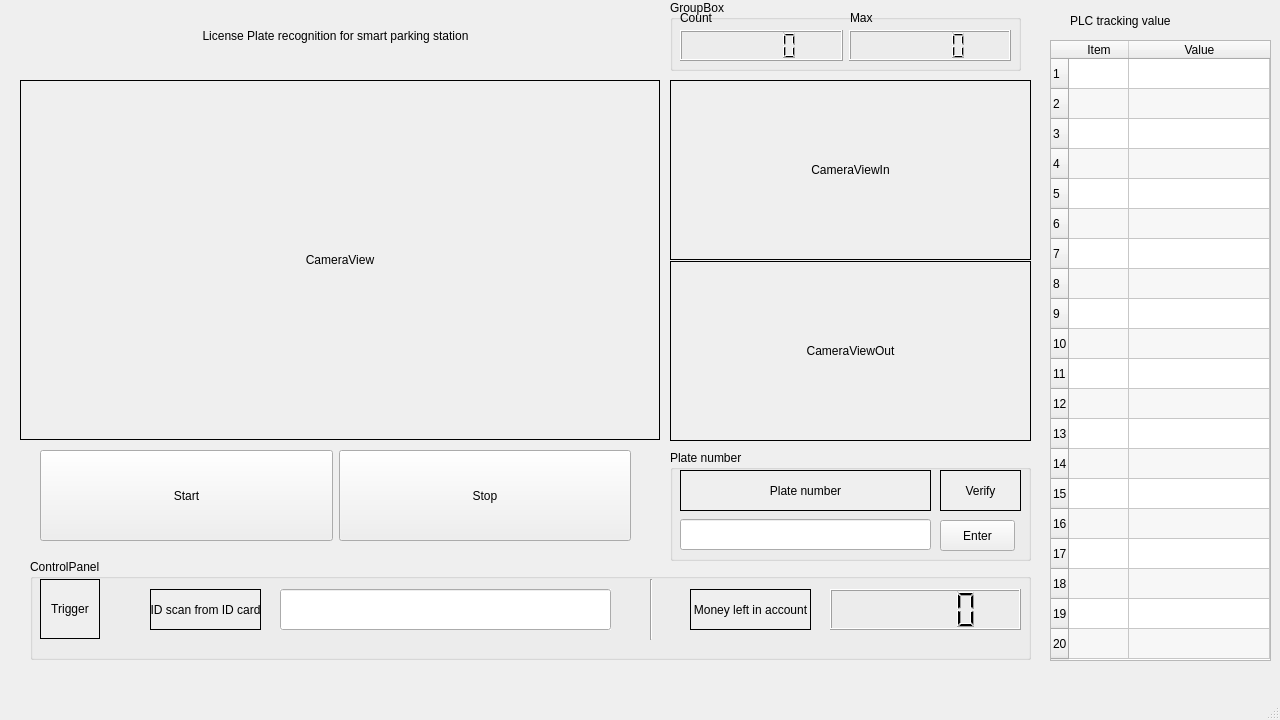
Old version of the form GUI/gui.ui in the repository hiimmuc/SmartParking.
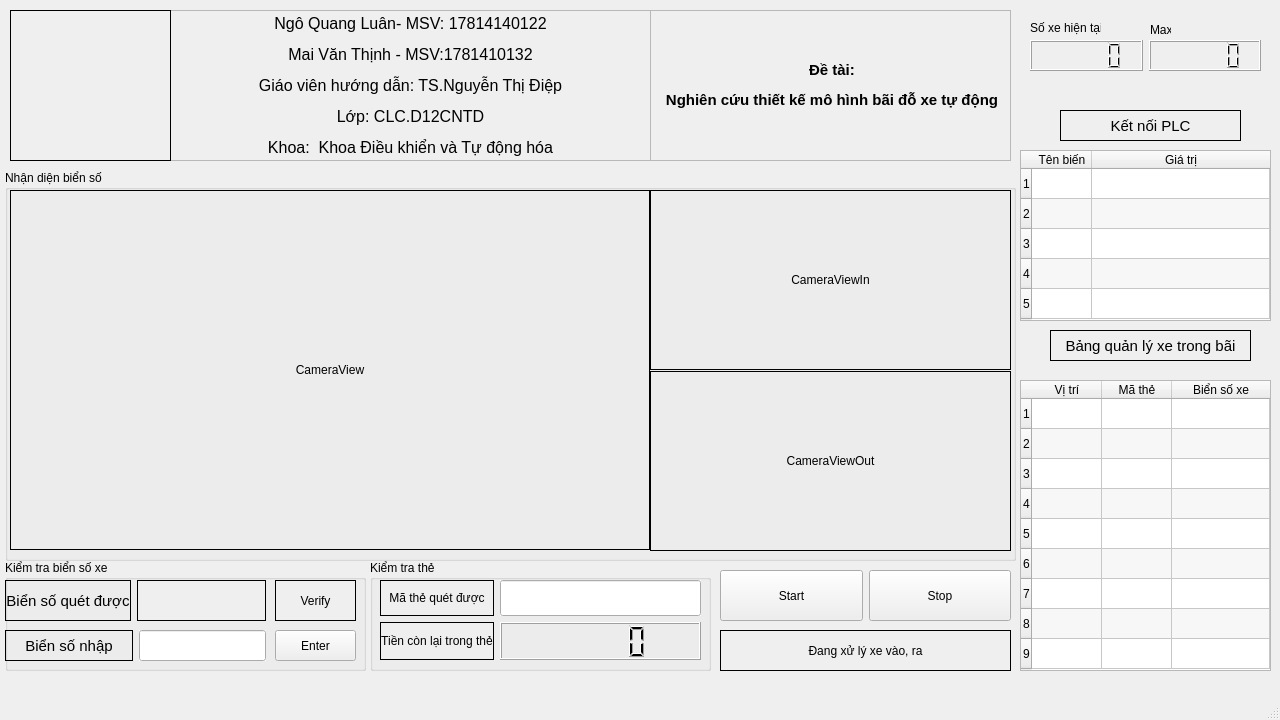
New version of the form. Icons and pictures are not drawn.

```diff
--- a/GUI/gui.ui
+++ b/GUI/gui.ui
@@ -20,8 +20,8 @@
    <widget class="QGroupBox" name="groupBox">
     <property name="geometry">
      <rect>
-      <x>20</x>
-      <y>80</y>
+      <x>10</x>
+      <y>190</y>
       <width>640</width>
       <height>360</height>
      </rect>
@@ -55,188 +55,80 @@
    <widget class="QGroupBox" name="groupBox_2">
     <property name="geometry">
      <rect>
-      <x>30</x>
-      <y>559</y>
-      <width>1001</width>
-      <height>101</height>
+      <x>370</x>
+      <y>560</y>
+      <width>341</width>
+      <height>111</height>
      </rect>
     </property>
     <property name="title">
-     <string>ControlPanel</string>
+     <string>Kiểm tra thẻ</string>
     </property>
-    <widget class="QLabel" name="ledTrigger">
+    <widget class="QWidget" name="gridLayoutWidget">
      <property name="geometry">
       <rect>
        <x>10</x>
        <y>20</y>
-       <width>60</width>
-       <height>60</height>
+       <width>321</width>
+       <height>80</height>
       </rect>
      </property>
-     <property name="autoFillBackground">
-      <bool>true</bool>
-     </property>
-     <property name="frameShape">
-      <enum>QFrame::Box</enum>
-     </property>
-     <property name="text">
-      <string>Trigger</string>
-     </property>
-     <property name="alignment">
-      <set>Qt::AlignCenter</set>
-     </property>
-     <property name="wordWrap">
-      <bool>true</bool>
-     </property>
-    </widget>
-    <widget class="QLabel" name="id">
-     <property name="geometry">
-      <rect>
-       <x>120</x>
-       <y>30</y>
-       <width>111</width>
-       <height>41</height>
-      </rect>
-     </property>
-     <property name="autoFillBackground">
-      <bool>true</bool>
-     </property>
-     <property name="frameShape">
-      <enum>QFrame::Box</enum>
-     </property>
-     <property name="text">
-      <string>ID scan from ID card</string>
-     </property>
-     <property name="alignment">
-      <set>Qt::AlignCenter</set>
-     </property>
-    </widget>
-    <widget class="QLabel" name="account">
-     <property name="geometry">
-      <rect>
-       <x>660</x>
-       <y>30</y>
-       <width>121</width>
-       <height>41</height>
-      </rect>
-     </property>
-     <property name="autoFillBackground">
-      <bool>true</bool>
-     </property>
-     <property name="frameShape">
-      <enum>QFrame::Box</enum>
-     </property>
-     <property name="text">
-      <string>Money left in account</string>
-     </property>
-     <property name="alignment">
-      <set>Qt::AlignCenter</set>
-     </property>
-    </widget>
-    <widget class="Line" name="line">
-     <property name="geometry">
-      <rect>
-       <x>620</x>
-       <y>20</y>
-       <width>3</width>
-       <height>61</height>
-      </rect>
-     </property>
-     <property name="orientation">
-      <enum>Qt::Vertical</enum>
-     </property>
-    </widget>
-    <widget class="QLCDNumber" name="MoneyLeft">
-     <property name="geometry">
-      <rect>
-       <x>800</x>
-       <y>30</y>
-       <width>191</width>
-       <height>41</height>
-      </rect>
-     </property>
-    </widget>
-    <widget class="QLineEdit" name="InputID">
-     <property name="geometry">
-      <rect>
-       <x>250</x>
-       <y>30</y>
-       <width>331</width>
-       <height>41</height>
-      </rect>
-     </property>
-     <property name="font">
-      <font>
-       <family>Segoe UI</family>
-       <pointsize>18</pointsize>
-       <weight>50</weight>
-       <bold>false</bold>
-      </font>
-     </property>
-     <property name="cursor">
-      <cursorShape>IBeamCursor</cursorShape>
-     </property>
-     <property name="autoFillBackground">
-      <bool>true</bool>
-     </property>
-     <property name="clearButtonEnabled">
-      <bool>false</bool>
-     </property>
-    </widget>
-   </widget>
-   <widget class="QGroupBox" name="groupBox_3">
-    <property name="geometry">
-     <rect>
-      <x>670</x>
-      <y>0</y>
-      <width>351</width>
-      <height>71</height>
-     </rect>
-    </property>
-    <property name="title">
-     <string>GroupBox</string>
-    </property>
-    <widget class="QLabel" name="label_2">
-     <property name="geometry">
-      <rect>
-       <x>10</x>
-       <y>10</y>
-       <width>71</width>
-       <height>16</height>
-      </rect>
-     </property>
-     <property name="text">
-      <string>Count</string>
-     </property>
-    </widget>
-    <widget class="QLabel" name="label_3">
-     <property name="geometry">
-      <rect>
-       <x>180</x>
-       <y>10</y>
-       <width>71</width>
-       <height>16</height>
-      </rect>
-     </property>
-     <property name="text">
-      <string>Max</string>
-     </property>
-    </widget>
-    <widget class="QWidget" name="horizontalLayoutWidget">
-     <property name="geometry">
-      <rect>
-       <x>10</x>
-       <y>30</y>
-       <width>331</width>
-       <height>31</height>
-      </rect>
-     </property>
-     <layout class="QHBoxLayout" name="horizontalLayout_2">
-      <item>
-       <widget class="QLCDNumber" name="SlotCount"/>
+     <layout class="QGridLayout" name="gridLayout_2">
+      <item row="1" column="0">
+       <widget class="QLabel" name="account">
+        <property name="autoFillBackground">
+         <bool>true</bool>
+        </property>
+        <property name="frameShape">
+         <enum>QFrame::Box</enum>
+        </property>
+        <property name="text">
+         <string>Tiền còn lại trong thẻ</string>
+        </property>
+        <property name="alignment">
+         <set>Qt::AlignCenter</set>
+        </property>
+       </widget>
       </item>
-      <item>
-       <widget class="QLCDNumber" name="TotalSlot"/>
+      <item row="0" column="0">
+       <widget class="QLabel" name="id">
+        <property name="autoFillBackground">
+         <bool>true</bool>
+        </property>
+        <property name="frameShape">
+         <enum>QFrame::Box</enum>
+        </property>
+        <property name="text">
+         <string>Mã thẻ quét được</string>
+        </property>
+        <property name="alignment">
+         <set>Qt::AlignCenter</set>
+        </property>
+       </widget>
+      </item>
+      <item row="0" column="1">
+       <widget class="QLineEdit" name="InputID">
+        <property name="font">
+         <font>
+          <family>Segoe UI</family>
+          <pointsize>18</pointsize>
+          <weight>50</weight>
+          <bold>false</bold>
+         </font>
+        </property>
+        <property name="cursor">
+         <cursorShape>IBeamCursor</cursorShape>
+        </property>
+        <property name="autoFillBackground">
+         <bool>true</bool>
+        </property>
+        <property name="clearButtonEnabled">
+         <bool>false</bool>
+        </property>
+       </widget>
+      </item>
+      <item row="1" column="1">
+       <widget class="QLCDNumber" name="MoneyLeft"/>
       </item>
      </layout>
     </widget>
@@ -244,37 +136,15 @@
    <widget class="QGroupBox" name="groupBox_4">
     <property name="geometry">
      <rect>
-      <x>670</x>
-      <y>450</y>
+      <x>5</x>
+      <y>560</y>
       <width>361</width>
       <height>111</height>
      </rect>
     </property>
     <property name="title">
-     <string>Plate number</string>
+     <string>Kiểm tra biển số xe</string>
     </property>
-    <widget class="QLabel" name="extractedInfo">
-     <property name="geometry">
-      <rect>
-       <x>10</x>
-       <y>20</y>
-       <width>251</width>
-       <height>41</height>
-      </rect>
-     </property>
-     <property name="autoFillBackground">
-      <bool>true</bool>
-     </property>
-     <property name="frameShape">
-      <enum>QFrame::Box</enum>
-     </property>
-     <property name="text">
-      <string>Plate number</string>
-     </property>
-     <property name="alignment">
-      <set>Qt::AlignCenter</set>
-     </property>
-    </widget>
     <widget class="QLabel" name="VerifyBox">
      <property name="geometry">
       <rect>
@@ -297,22 +167,12 @@
       <set>Qt::AlignCenter</set>
      </property>
     </widget>
-    <widget class="QLineEdit" name="plateInput">
-     <property name="geometry">
-      <rect>
-       <x>10</x>
-       <y>69</y>
-       <width>251</width>
-       <height>31</height>
-      </rect>
-     </property>
-    </widget>
     <widget class="QPushButton" name="confirmButton">
      <property name="geometry">
       <rect>
        <x>270</x>
        <y>70</y>
-       <width>75</width>
+       <width>81</width>
        <height>31</height>
       </rect>
      </property>
@@ -320,14 +180,136 @@
       <string>Enter</string>
      </property>
     </widget>
+    <widget class="QWidget" name="horizontalLayoutWidget_3">
+     <property name="geometry">
+      <rect>
+       <x>0</x>
+       <y>20</y>
+       <width>261</width>
+       <height>41</height>
+      </rect>
+     </property>
+     <layout class="QHBoxLayout" name="horizontalLayout">
+      <item>
+       <widget class="QLabel" name="label">
+        <property name="sizePolicy">
+         <sizepolicy hsizetype="Minimum" vsizetype="Preferred">
+          <horstretch>0</horstretch>
+          <verstretch>0</verstretch>
+         </sizepolicy>
+        </property>
+        <property name="font">
+         <font>
+          <pointsize>11</pointsize>
+          <weight>50</weight>
+          <bold>false</bold>
+         </font>
+        </property>
+        <property name="frameShape">
+         <enum>QFrame::Box</enum>
+        </property>
+        <property name="text">
+         <string>Biển số quét được</string>
+        </property>
+        <property name="alignment">
+         <set>Qt::AlignCenter</set>
+        </property>
+        <property name="wordWrap">
+         <bool>true</bool>
+        </property>
+       </widget>
+      </item>
+      <item>
+       <widget class="QLabel" name="extractedInfo">
+        <property name="sizePolicy">
+         <sizepolicy hsizetype="Expanding" vsizetype="Expanding">
+          <horstretch>0</horstretch>
+          <verstretch>0</verstretch>
+         </sizepolicy>
+        </property>
+        <property name="autoFillBackground">
+         <bool>true</bool>
+        </property>
+        <property name="frameShape">
+         <enum>QFrame::Box</enum>
+        </property>
+        <property name="text">
+         <string/>
+        </property>
+        <property name="alignment">
+         <set>Qt::AlignCenter</set>
+        </property>
+       </widget>
+      </item>
+     </layout>
+    </widget>
+    <widget class="QWidget" name="horizontalLayoutWidget_4">
+     <property name="geometry">
+      <rect>
+       <x>0</x>
+       <y>70</y>
+       <width>261</width>
+       <height>31</height>
+      </rect>
+     </property>
+     <layout class="QHBoxLayout" name="horizontalLayout_3">
+      <item>
+       <widget class="QLabel" name="label_6">
+        <property name="sizePolicy">
+         <sizepolicy hsizetype="Expanding" vsizetype="Expanding">
+          <horstretch>0</horstretch>
+          <verstretch>0</verstretch>
+         </sizepolicy>
+        </property>
+        <property name="font">
+         <font>
+          <pointsize>11</pointsize>
+          <weight>50</weight>
+          <bold>false</bold>
+         </font>
+        </property>
+        <property name="frameShape">
+         <enum>QFrame::Box</enum>
+        </property>
+        <property name="text">
+         <string>Biển số nhập</string>
+        </property>
+        <property name="alignment">
+         <set>Qt::AlignCenter</set>
+        </property>
+        <property name="wordWrap">
+         <bool>true</bool>
+        </property>
+       </widget>
+      </item>
+      <item>
+       <widget class="QLineEdit" name="plateInput">
+        <property name="sizePolicy">
+         <sizepolicy hsizetype="Expanding" vsizetype="Expanding">
+          <horstretch>0</horstretch>
+          <verstretch>0</verstretch>
+         </sizepolicy>
+        </property>
+        <property name="font">
+         <font>
+          <pointsize>10</pointsize>
+         </font>
+        </property>
+        <property name="autoFillBackground">
+         <bool>true</bool>
+        </property>
+       </widget>
+      </item>
+     </layout>
+    </widget>
    </widget>
    <widget class="QTableWidget" name="tableWidget">
     <property name="geometry">
      <rect>
-      <x>1050</x>
-      <y>40</y>
-      <width>221</width>
-      <height>621</height>
+      <x>1020</x>
+      <y>150</y>
+      <width>251</width>
+      <height>171</height>
      </rect>
     </property>
     <property name="sizePolicy">
@@ -342,6 +324,9 @@
     <property name="autoFillBackground">
      <bool>true</bool>
     </property>
+    <property name="verticalScrollBarPolicy">
+     <enum>Qt::ScrollBarAlwaysOff</enum>
+    </property>
     <property name="sizeAdjustPolicy">
      <enum>QAbstractScrollArea::AdjustIgnored</enum>
     </property>
@@ -355,7 +340,7 @@
      <bool>true</bool>
     </property>
     <property name="rowCount">
-     <number>20</number>
+     <number>5</number>
     </property>
     <attribute name="horizontalHeaderCascadingSectionResizes">
      <bool>false</bool>
@@ -378,6 +363,9 @@
     <attribute name="verticalHeaderCascadingSectionResizes">
      <bool>false</bool>
     </attribute>
+    <attribute name="verticalHeaderMinimumSectionSize">
+     <number>25</number>
+    </attribute>
     <attribute name="verticalHeaderDefaultSectionSize">
      <number>30</number>
     </attribute>
@@ -409,88 +397,58 @@
       <string>5</string>
      </property>
     </row>
-    <row>
-     <property name="text">
-      <string>6</string>
-     </property>
-    </row>
-    <row>
-     <property name="text">
-      <string>7</string>
-     </property>
-    </row>
-    <row>
-     <property name="text">
-      <string>8</string>
-     </property>
-    </row>
-    <row>
-     <property name="text">
-      <string>9</string>
-     </property>
-    </row>
-    <row>
-     <property name="text">
-      <string>10</string>
-     </property>
-    </row>
-    <row>
-     <property name="text">
-      <string>11</string>
-     </property>
-    </row>
-    <row>
-     <property name="text">
-      <string>12</string>
-     </property>
-    </row>
-    <row>
-     <property name="text">
-      <string>13</string>
-     </property>
-    </row>
-    <row/>
-    <row/>
-    <row/>
-    <row/>
-    <row/>
-    <row/>
-    <row/>
     <column>
      <property name="text">
-      <string>Item</string>
+      <string>Tên biến</string>
      </property>
     </column>
     <column>
      <property name="text">
-      <string>Value</string>
+      <string>Giá trị</string>
      </property>
     </column>
    </widget>
-   <widget class="QLabel" name="label_4">
+   <widget class="QLabel" name="PLC_label">
     <property name="geometry">
      <rect>
-      <x>1070</x>
-      <y>10</y>
+      <x>1060</x>
+      <y>110</y>
       <width>181</width>
-      <height>21</height>
+      <height>31</height>
      </rect>
     </property>
+    <property name="font">
+     <font>
+      <pointsize>11</pointsize>
+     </font>
+    </property>
+    <property name="autoFillBackground">
+     <bool>true</bool>
+    </property>
+    <property name="frameShape">
+     <enum>QFrame::Box</enum>
+    </property>
     <property name="text">
-     <string>PLC tracking value</string>
+     <string>Kết nối PLC</string>
+    </property>
+    <property name="alignment">
+     <set>Qt::AlignCenter</set>
     </property>
    </widget>
    <widget class="QLabel" name="label_5">
     <property name="geometry">
      <rect>
-      <x>50</x>
+      <x>170</x>
       <y>10</y>
-      <width>571</width>
-      <height>51</height>
+      <width>481</width>
+      <height>151</height>
      </rect>
     </property>
+    <property name="frameShape">
+     <enum>QFrame::StyledPanel</enum>
+    </property>
     <property name="text">
-     <string>License Plate recognition for smart parking station</string>
+     <string>&lt;html&gt;&lt;head/&gt;&lt;body&gt;&lt;p&gt;&lt;span style=&quot; font-size:12pt;&quot;&gt;Ngô Quang Luân- MSV: 17814140122&lt;/span&gt;&lt;/p&gt;&lt;p&gt;&lt;span style=&quot; font-size:12pt;&quot;&gt;Mai Văn Thịnh - MSV:1781410132&lt;/span&gt;&lt;/p&gt;&lt;p&gt;&lt;span style=&quot; font-size:12pt;&quot;&gt;Giáo viên hướng dẫn: TS.Nguyễn Thị Điệp&lt;/span&gt;&lt;/p&gt;&lt;p&gt;&lt;span style=&quot; font-size:12pt;&quot;&gt;Lớp: CLC.D12CNTD&lt;/span&gt;&lt;/p&gt;&lt;p&gt;&lt;span style=&quot; font-size:12pt;&quot;&gt;Khoa:  Khoa Điều khiển và Tự động hóa&lt;/span&gt;&lt;/p&gt;&lt;/body&gt;&lt;/html&gt;</string>
     </property>
     <property name="alignment">
      <set>Qt::AlignCenter</set>
@@ -499,8 +457,8 @@
    <widget class="QWidget" name="verticalLayoutWidget">
     <property name="geometry">
      <rect>
-      <x>670</x>
-      <y>80</y>
+      <x>650</x>
+      <y>190</y>
       <width>361</width>
       <height>361</height>
      </rect>
@@ -558,10 +516,10 @@
    <widget class="QWidget" name="horizontalLayoutWidget_2">
     <property name="geometry">
      <rect>
-      <x>40</x>
-      <y>450</y>
-      <width>591</width>
-      <height>91</height>
+      <x>720</x>
+      <y>570</y>
+      <width>291</width>
+      <height>51</height>
      </rect>
     </property>
     <layout class="QHBoxLayout" name="ControlLayout">
@@ -596,6 +554,268 @@
      </item>
     </layout>
    </widget>
+   <widget class="QLabel" name="label_3">
+    <property name="geometry">
+     <rect>
+      <x>1150</x>
+      <y>20</y>
+      <width>21</width>
+      <height>20</height>
+     </rect>
+    </property>
+    <property name="text">
+     <string>Max</string>
+    </property>
+   </widget>
+   <widget class="QWidget" name="horizontalLayoutWidget">
+    <property name="geometry">
+     <rect>
+      <x>1030</x>
+      <y>40</y>
+      <width>231</width>
+      <height>31</height>
+     </rect>
+    </property>
+    <layout class="QHBoxLayout" name="horizontalLayout_2">
+     <item>
+      <widget class="QLCDNumber" name="SlotCount"/>
+     </item>
+     <item>
+      <widget class="QLCDNumber" name="TotalSlot"/>
+     </item>
+    </layout>
+   </widget>
+   <widget class="QLabel" name="label_2">
+    <property name="geometry">
+     <rect>
+      <x>1030</x>
+      <y>20</y>
+      <width>71</width>
+      <height>16</height>
+     </rect>
+    </property>
+    <property name="text">
+     <string>Số xe hiện tại</string>
+    </property>
+   </widget>
+   <widget class="QLabel" name="ledTrigger">
+    <property name="geometry">
+     <rect>
+      <x>720</x>
+      <y>630</y>
+      <width>291</width>
+      <height>41</height>
+     </rect>
+    </property>
+    <property name="autoFillBackground">
+     <bool>true</bool>
+    </property>
+    <property name="frameShape">
+     <enum>QFrame::Box</enum>
+    </property>
+    <property name="text">
+     <string>Đang xử lý xe vào, ra</string>
+    </property>
+    <property name="alignment">
+     <set>Qt::AlignCenter</set>
+    </property>
+    <property name="wordWrap">
+     <bool>true</bool>
+    </property>
+   </widget>
+   <widget class="QTableWidget" name="tableWidget_2">
+    <property name="geometry">
+     <rect>
+      <x>1020</x>
+      <y>380</y>
+      <width>251</width>
+      <height>291</height>
+     </rect>
+    </property>
+    <property name="sizePolicy">
+     <sizepolicy hsizetype="Preferred" vsizetype="Preferred">
+      <horstretch>0</horstretch>
+      <verstretch>0</verstretch>
+     </sizepolicy>
+    </property>
+    <property name="autoFillBackground">
+     <bool>true</bool>
+    </property>
+    <property name="verticalScrollBarPolicy">
+     <enum>Qt::ScrollBarAlwaysOff</enum>
+    </property>
+    <property name="horizontalScrollBarPolicy">
+     <enum>Qt::ScrollBarAlwaysOff</enum>
+    </property>
+    <property name="sizeAdjustPolicy">
+     <enum>QAbstractScrollArea::AdjustToContentsOnFirstShow</enum>
+    </property>
+    <property name="alternatingRowColors">
+     <bool>true</bool>
+    </property>
+    <property name="gridStyle">
+     <enum>Qt::SolidLine</enum>
+    </property>
+    <property name="sortingEnabled">
+     <bool>true</bool>
+    </property>
+    <attribute name="horizontalHeaderCascadingSectionResizes">
+     <bool>true</bool>
+    </attribute>
+    <attribute name="horizontalHeaderMinimumSectionSize">
+     <number>20</number>
+    </attribute>
+    <attribute name="horizontalHeaderDefaultSectionSize">
+     <number>70</number>
+    </attribute>
+    <attribute name="horizontalHeaderStretchLastSection">
+     <bool>true</bool>
+    </attribute>
+    <attribute name="verticalHeaderCascadingSectionResizes">
+     <bool>false</bool>
+    </attribute>
+    <attribute name="verticalHeaderStretchLastSection">
+     <bool>false</bool>
+    </attribute>
+    <row>
+     <property name="text">
+      <string>1</string>
+     </property>
+    </row>
+    <row>
+     <property name="text">
+      <string>2</string>
+     </property>
+    </row>
+    <row>
+     <property name="text">
+      <string>3</string>
+     </property>
+    </row>
+    <row>
+     <property name="text">
+      <string>4</string>
+     </property>
+    </row>
+    <row>
+     <property name="text">
+      <string>5</string>
+     </property>
+    </row>
+    <row>
+     <property name="text">
+      <string>6</string>
+     </property>
+    </row>
+    <row>
+     <property name="text">
+      <string>7</string>
+     </property>
+    </row>
+    <row>
+     <property name="text">
+      <string>8</string>
+     </property>
+    </row>
+    <row>
+     <property name="text">
+      <string>9</string>
+     </property>
+    </row>
+    <column>
+     <property name="text">
+      <string>Vị trí</string>
+     </property>
+    </column>
+    <column>
+     <property name="text">
+      <string>Mã thẻ</string>
+     </property>
+    </column>
+    <column>
+     <property name="text">
+      <string>Biển số xe</string>
+     </property>
+    </column>
+   </widget>
+   <widget class="QLabel" name="label_4">
+    <property name="geometry">
+     <rect>
+      <x>1050</x>
+      <y>330</y>
+      <width>201</width>
+      <height>31</height>
+     </rect>
+    </property>
+    <property name="font">
+     <font>
+      <pointsize>11</pointsize>
+     </font>
+    </property>
+    <property name="autoFillBackground">
+     <bool>true</bool>
+    </property>
+    <property name="frameShape">
+     <enum>QFrame::Box</enum>
+    </property>
+    <property name="text">
+     <string>Bảng quản lý xe trong bãi</string>
+    </property>
+    <property name="alignment">
+     <set>Qt::AlignCenter</set>
+    </property>
+   </widget>
+   <widget class="QLabel" name="label_7">
+    <property name="geometry">
+     <rect>
+      <x>10</x>
+      <y>10</y>
+      <width>161</width>
+      <height>151</height>
+     </rect>
+    </property>
+    <property name="frameShape">
+     <enum>QFrame::Panel</enum>
+    </property>
+    <property name="text">
+     <string/>
+    </property>
+    <property name="pixmap">
+     <pixmap>EPUlogo.png</pixmap>
+    </property>
+    <property name="scaledContents">
+     <bool>true</bool>
+    </property>
+   </widget>
+   <widget class="QLabel" name="label_8">
+    <property name="geometry">
+     <rect>
+      <x>650</x>
+      <y>10</y>
+      <width>361</width>
+      <height>151</height>
+     </rect>
+    </property>
+    <property name="frameShape">
+     <enum>QFrame::StyledPanel</enum>
+    </property>
+    <property name="text">
+     <string>&lt;html&gt;&lt;head/&gt;&lt;body&gt;&lt;p align=&quot;center&quot;&gt;&lt;span style=&quot; font-size:11pt; font-weight:600;&quot;&gt;Đề tài:&lt;/span&gt;&lt;/p&gt;&lt;p align=&quot;center&quot;&gt;&lt;span style=&quot; font-size:11pt; font-weight:600;&quot;&gt;Nghiên cứu thiết kế mô hình bãi đỗ xe tự động&lt;/span&gt;&lt;/p&gt;&lt;/body&gt;&lt;/html&gt;</string>
+    </property>
+   </widget>
+   <widget class="QGroupBox" name="groupBox_3">
+    <property name="geometry">
+     <rect>
+      <x>5</x>
+      <y>170</y>
+      <width>1011</width>
+      <height>391</height>
+     </rect>
+    </property>
+    <property name="title">
+     <string>Nhận diện biển số</string>
+    </property>
+   </widget>
   </widget>
   <widget class="QMenuBar" name="menubar">
    <property name="geometry">
```
